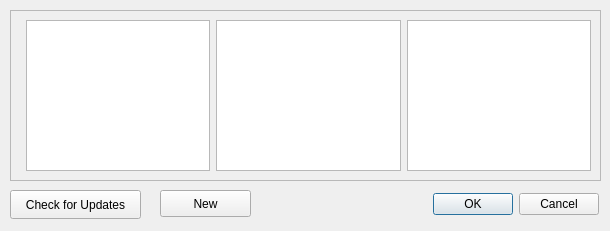
This is improviser/qtGUI/browser.ui in bspaans/improviser as Qt 5 draws it before an edit. The edited form follows.
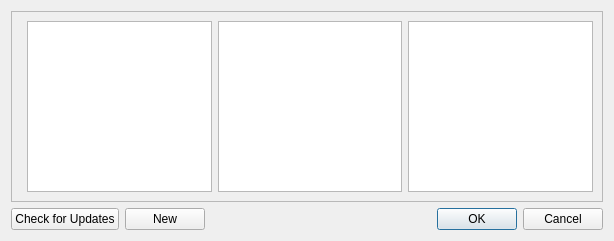
This is the edited form.

Commit message: Minor changes to scene. Browser layout changed.

```diff
--- a/improviser/qtGUI/browser.ui
+++ b/improviser/qtGUI/browser.ui
@@ -5,8 +5,8 @@
    <rect>
     <x>0</x>
     <y>0</y>
-    <width>610</width>
-    <height>231</height>
+    <width>614</width>
+    <height>241</height>
    </rect>
   </property>
   <property name="windowTitle" >
@@ -15,30 +15,17 @@
   <property name="modal" >
    <bool>true</bool>
   </property>
+  <layout class="QVBoxLayout" name="verticalLayout" >
+   <item>
   <widget class="QFrame" name="frame" >
-   <property name="geometry" >
-    <rect>
-     <x>10</x>
-     <y>10</y>
-     <width>591</width>
-     <height>171</height>
-    </rect>
-   </property>
    <property name="frameShape" >
     <enum>QFrame::StyledPanel</enum>
    </property>
    <property name="frameShadow" >
     <enum>QFrame::Raised</enum>
    </property>
-   <widget class="QWidget" name="horizontalLayoutWidget" >
-    <property name="geometry" >
-     <rect>
-      <x>10</x>
-      <y>10</y>
-      <width>571</width>
-      <height>151</height>
-     </rect>
-    </property>
+     <layout class="QVBoxLayout" name="verticalLayout_2" >
+      <item>
     <layout class="QHBoxLayout" name="horizontalLayout" >
      <property name="leftMargin" >
       <number>6</number>
@@ -61,33 +48,31 @@
       <widget class="QListWidget" name="item" />
      </item>
     </layout>
-   </widget>
-  </widget>
+      </item>
+     </layout>
+    </widget>
+   </item>
+   <item>
+    <layout class="QHBoxLayout" name="horizontalLayout_2" >
+     <item>
   <widget class="QPushButton" name="update" >
    <property name="enabled" >
     <bool>true</bool>
    </property>
-   <property name="geometry" >
-    <rect>
-     <x>10</x>
-     <y>190</y>
-     <width>131</width>
-     <height>29</height>
-    </rect>
-   </property>
    <property name="text" >
     <string>Check for Updates</string>
    </property>
   </widget>
+     </item>
+     <item>
+      <widget class="QPushButton" name="newbutton" >
+       <property name="text" >
+        <string>New</string>
+       </property>
+      </widget>
+     </item>
+     <item>
   <widget class="QDialogButtonBox" name="buttonBox" >
-   <property name="geometry" >
-    <rect>
-     <x>158</x>
-     <y>190</y>
-     <width>441</width>
-     <height>29</height>
-    </rect>
-   </property>
    <property name="orientation" >
     <enum>Qt::Horizontal</enum>
    </property>
@@ -95,19 +80,10 @@
     <set>QDialogButtonBox::Cancel|QDialogButtonBox::Ok</set>
    </property>
   </widget>
-  <widget class="QPushButton" name="newbutton" >
-   <property name="geometry" >
-    <rect>
-     <x>160</x>
-     <y>190</y>
-     <width>91</width>
-     <height>27</height>
-    </rect>
-   </property>
-   <property name="text" >
-    <string>New</string>
-   </property>
-  </widget>
+     </item>
+    </layout>
+   </item>
+  </layout>
  </widget>
  <resources/>
  <connections>
```
Lines whose indentation alone changed are shown as unchanged. The commit also changes 2 other files.
